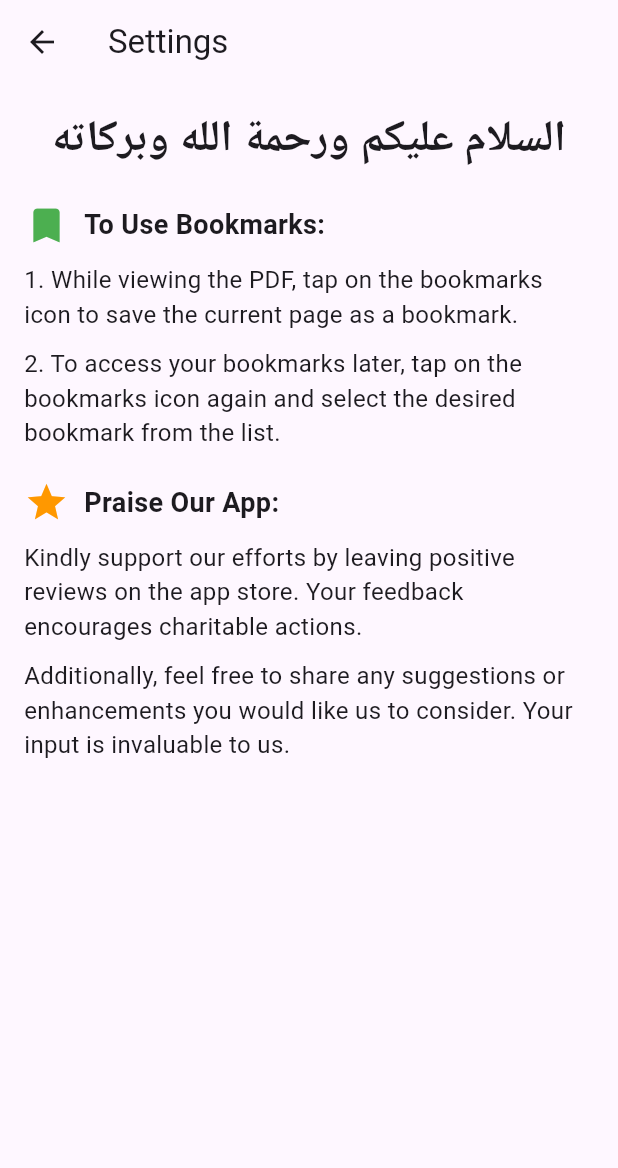
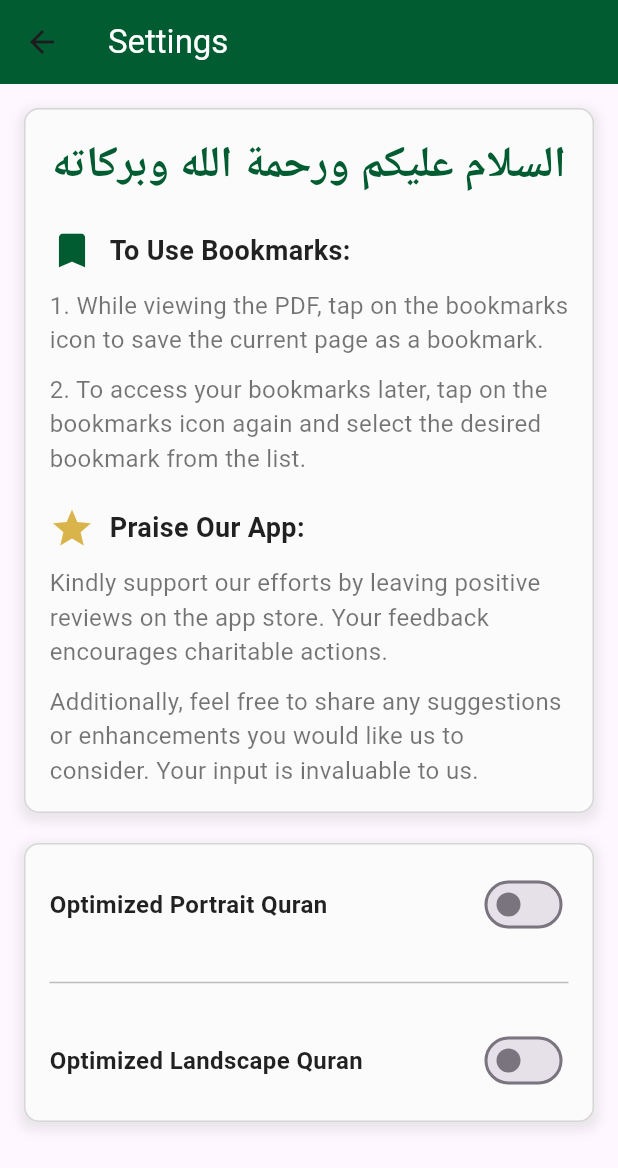
Before and after one commit to YusufYacoobali/Quran-Double-Page, a Flutter app: the Settings screen opened directly, on a phone screen of 412 x 824 dp. Shown: the top 1168 px of the screen. Run offline on Flutter 3.47's test engine with Material 3 defaults, Android fonts, the phone set to English and light mode, and no system bars; our stand-ins replace shared_preferences; missing offline and left inert: flutter_pdfview; accounts and stored records are empty; Roboto replaces fonts that are missing (Amiri).

Commit message:
few changes, espeically settings

```diff
--- /dev/null
+++ b/quran_double_page/lib/model/storage.dart
@@ -0,0 +1,72 @@
+import 'package:quran_double_page/model/bookmark.dart';
+import 'package:shared_preferences/shared_preferences.dart';
+
+class StorageManager {
+  static const _kCurrentPageKey = 'CurrentPage1';
+  static const _kBookmarkKey = 'bookmarks1';
+  static const _kOptimizedPortraitKey = 'optimizedPortrait';
+  static const _kOptimizedLandscapeKey = 'optimizedLandscape';
+
+  // Save current page to SharedPreferences
+  static Future<void> saveCurrentPage(int page) async {
+    if (page != 0 && page != 851) {
+      final prefs = await SharedPreferences.getInstance();
+      print('saving current page $page');
+      await prefs.setInt(_kCurrentPageKey, page);
+    }
+  }
+
+  // Retrieve current page from SharedPreferences
+  static Future<int> getCurrentPage() async {
+    final prefs = await SharedPreferences.getInstance();
+    return prefs.getInt(_kCurrentPageKey) ?? 0;
+  }
+
+  // Save bookmarks to SharedPreferences
+  static Future<void> saveBookmarks(List<Bookmark> bookmarks) async {
+    print('trying to save bookmark 2');
+    final prefs = await SharedPreferences.getInstance();
+    final List<String> bookmarkPageNumbers =
+        bookmarks.map((bookmark) => bookmark.pageNumber.toString()).toList();
+    print('SAVING BOOKMARKS: $bookmarkPageNumbers');
+    await prefs.setStringList(_kBookmarkKey, bookmarkPageNumbers);
+  }
+
+  // Retrieve bookmarks from SharedPreferences
+  static Future<List<Bookmark>> getBookmarks() async {
+    final prefs = await SharedPreferences.getInstance();
+    final List<String>? bookmarkPageNumbers =
+        prefs.getStringList(_kBookmarkKey);
+    if (bookmarkPageNumbers == null) {
+      return [];
+    }
+    print('RETRIEVING BOOKMARKS: $bookmarkPageNumbers');
+    return bookmarkPageNumbers
+        .map((pageNumber) => Bookmark(pageNumber: int.parse(pageNumber)))
+        .toList();
+  }
+
+  // Save optimized portrait state to SharedPreferences
+  static Future<void> saveOptimizedPortrait(bool value) async {
+    final prefs = await SharedPreferences.getInstance();
+    await prefs.setBool(_kOptimizedPortraitKey, value);
+  }
+
+  // Retrieve optimized portrait state from SharedPreferences
+  static Future<bool> getOptimizedPortrait() async {
+    final prefs = await SharedPreferences.getInstance();
+    return prefs.getBool(_kOptimizedPortraitKey) ?? false;
+  }
+
+  // Save optimized landscape state to SharedPreferences
+  static Future<void> saveOptimizedLandscape(bool value) async {
+    final prefs = await SharedPreferences.getInstance();
+    await prefs.setBool(_kOptimizedLandscapeKey, value);
+  }
+
+  // Retrieve optimized landscape state from SharedPreferences
+  static Future<bool> getOptimizedLandscape() async {
+    final prefs = await SharedPreferences.getInstance();
+    return prefs.getBool(_kOptimizedLandscapeKey) ?? false;
+  }
+}
--- a/quran_double_page/lib/settings.dart
+++ b/quran_double_page/lib/settings.dart
@@ -1,17 +1,72 @@
 import 'package:flutter/material.dart';
+import 'package:quran_double_page/model/storage.dart';
 
-class Settings extends StatelessWidget {
+class Settings extends StatefulWidget {
   const Settings({super.key});
+
+  @override
+  State<Settings> createState() => _SettingsState();
+}
+
+class _SettingsState extends State<Settings> {
+  bool isOptimizedPortrait = true;
+  bool isOptimizedLandscape = true;
+
+  @override
+  void initState() {
+    _loadSwitchStates();
+    super.initState();
+  }
+
+  Future<void> _loadSwitchStates() async {
+    final portrait = await StorageManager.getOptimizedPortrait();
+    final landscape = await StorageManager.getOptimizedLandscape();
+    setState(() {
+      isOptimizedPortrait = portrait;
+      isOptimizedLandscape = landscape;
+    });
+  }
+
+  Future<void> _saveOptimizedPortrait(bool value) async {
+    await StorageManager.saveOptimizedPortrait(value);
+  }
+
+  Future<void> _saveOptimizedLandscape(bool value) async {
+    await StorageManager.saveOptimizedLandscape(value);
+  }
 
   @override
   Widget build(BuildContext context) {
     return Scaffold(
       appBar: AppBar(
-        title: const Text('Settings'),
+        titleTextStyle: const TextStyle(color: Colors.white, fontSize: 22),
+        title: const Text(
+          'Settings',
         ),
-      body: const Padding(
-        padding: EdgeInsets.all(16.0),
+        backgroundColor: const Color.fromARGB(255, 2, 92, 50), // Dark green
+      ),
+      body: SingleChildScrollView(
+        padding: const EdgeInsets.all(16.0),
         child: Column(
+          crossAxisAlignment: CrossAxisAlignment.start,
+          children: [
+            Container(
+              padding: const EdgeInsets.all(16.0),
+              decoration: BoxDecoration(
+                color: const Color(0xFFFBFBFB), // Light background color
+                borderRadius: BorderRadius.circular(10.0),
+                border: Border.all(
+                    color: const Color(0xFFD6D6D6)), // Light border color
+                boxShadow: [
+                  BoxShadow(
+                    color: Colors.grey.withOpacity(0.2),
+                    spreadRadius: 3,
+                    blurRadius: 5,
+                    offset: const Offset(0, 3),
+                  ),
+                ],
+              ),
+              child: const Column(
                 crossAxisAlignment: CrossAxisAlignment.start,
                 children: [
                   Center(
@@ -21,19 +76,25 @@ class Settings extends StatelessWidget {
                         fontSize: 29,
                         fontFamily: 'Amiri',
                         fontWeight: FontWeight.bold,
+                        color: Color.fromARGB(255, 2, 92, 50), // Dark green
                       ),
                     ),
                   ),
                   SizedBox(height: 20),
                   Row(
                     children: [
-                Icon(Icons.bookmark, size: 30, color: Colors.green),
+                      Icon(
+                        Icons.bookmark,
+                        size: 30,
+                        color: Color.fromARGB(255, 2, 92, 50),
+                      ), // Dark green
                       SizedBox(width: 10),
                       Text(
                         'To Use Bookmarks:',
                         style: TextStyle(
                           fontSize: 18,
                           fontWeight: FontWeight.bold,
+                          color: Colors.black87,
                         ),
                       ),
                     ],
@@ -41,23 +102,25 @@ class Settings extends StatelessWidget {
                   SizedBox(height: 10),
                   Text(
                     '1. While viewing the PDF, tap on the bookmarks icon to save the current page as a bookmark.',
-              style: TextStyle(fontSize: 16),
+                    style: TextStyle(fontSize: 16, color: Colors.black54),
                   ),
                   SizedBox(height: 10),
                   Text(
                     '2. To access your bookmarks later, tap on the bookmarks icon again and select the desired bookmark from the list.',
-              style: TextStyle(fontSize: 16),
+                    style: TextStyle(fontSize: 16, color: Colors.black54),
                   ),
                   SizedBox(height: 20),
                   Row(
                     children: [
-                Icon(Icons.star, size: 30, color: Colors.orange),
+                      Icon(Icons.star,
+                          size: 30, color: Color(0xFFD9B44A)), // Gold
                       SizedBox(width: 10),
                       Text(
                         'Praise Our App:',
                         style: TextStyle(
                           fontSize: 18,
                           fontWeight: FontWeight.bold,
+                          color: Colors.black87,
                         ),
                       ),
                     ],
@@ -65,12 +128,88 @@ class Settings extends StatelessWidget {
                   SizedBox(height: 10),
                   Text(
                     'Kindly support our efforts by leaving positive reviews on the app store. Your feedback encourages charitable actions.',
-              style: TextStyle(fontSize: 16),
+                    style: TextStyle(fontSize: 16, color: Colors.black54),
                   ),
                   SizedBox(height: 10),
                   Text(
                     'Additionally, feel free to share any suggestions or enhancements you would like us to consider. Your input is invaluable to us.',
-              style: TextStyle(fontSize: 16),
+                    style: TextStyle(fontSize: 16, color: Colors.black54),
+                  ),
+                ],
+              ),
+            ),
+            const SizedBox(height: 20),
+            Container(
+              padding: const EdgeInsets.all(16.0),
+              decoration: BoxDecoration(
+                color: const Color(0xFFFBFBFB), // Light background color
+                borderRadius: BorderRadius.circular(10.0),
+                border: Border.all(
+                    color: const Color(0xFFD6D6D6)), // Light border color
+                boxShadow: [
+                  BoxShadow(
+                    color: Colors.grey.withOpacity(0.2),
+                    spreadRadius: 3,
+                    blurRadius: 5,
+                    offset: const Offset(0, 3),
+                  ),
+                ],
+              ),
+              child: Column(
+                children: [
+                  Row(
+                    mainAxisAlignment: MainAxisAlignment.spaceBetween,
+                    children: [
+                      const Text(
+                        'Optimized Portrait Quran',
+                        style: TextStyle(
+                          fontSize: 16,
+                          fontWeight: FontWeight.bold,
+                          color: Colors.black87,
+                        ),
+                      ),
+                      Switch(
+                        value: isOptimizedPortrait,
+                        onChanged: (value) {
+                          setState(() {
+                            isOptimizedPortrait = value;
+                            _saveOptimizedPortrait(value);
+                          });
+                        },
+                        activeColor:
+                            const Color.fromARGB(255, 2, 92, 50), // Dark green
+                      ),
+                    ],
+                  ),
+                  const SizedBox(height: 20),
+                  Divider(color: Colors.grey.shade400),
+                  const SizedBox(height: 20),
+                  Row(
+                    mainAxisAlignment: MainAxisAlignment.spaceBetween,
+                    children: [
+                      const Text(
+                        'Optimized Landscape Quran',
+                        style: TextStyle(
+                          fontSize: 16,
+                          fontWeight: FontWeight.bold,
+                          color: Colors.black87,
+                        ),
+                      ),
+                      Switch(
+                        value: isOptimizedLandscape,
+                        onChanged: (value) {
+                          setState(() {
+                            isOptimizedLandscape = value;
+                            _saveOptimizedLandscape(value);
+                          });
+                        },
+                        activeColor:
+                            Color.fromARGB(255, 2, 92, 50), // Dark green
+                      ),
+                    ],
+                  ),
+                ],
+              ),
             ),
           ],
         ),
```
Also changed, not shown: quran_double_page/lib/main.dart (+10 -10 lines), quran_double_page/lib/model/bookmark.dart (+39 -41 lines). Lines whose indentation alone changed are shown as unchanged.
